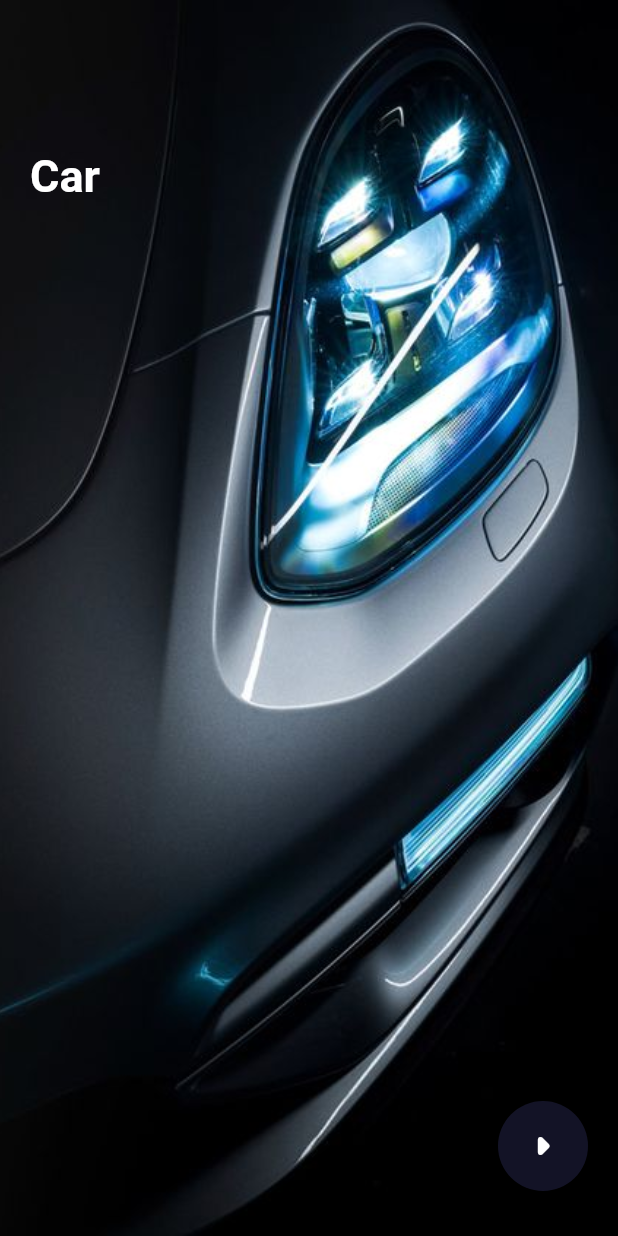
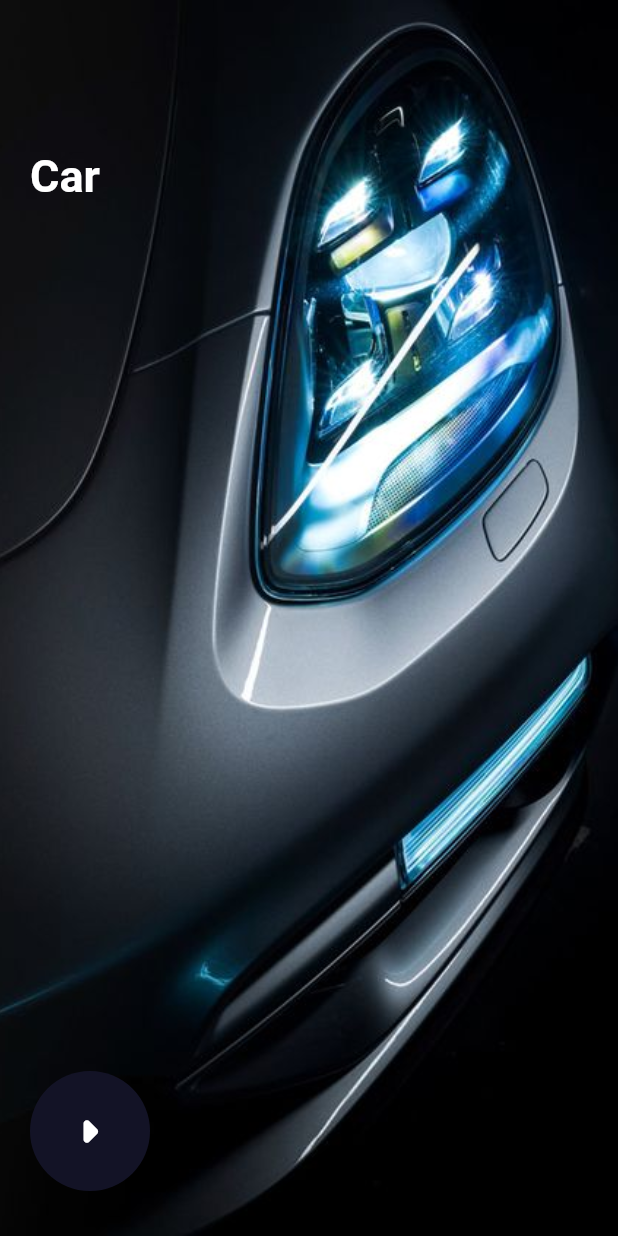
Before and after one commit to emilio-kariuki/car_app, a Flutter app: the screen it shows after launch, on a phone screen of 412 x 824 dp. Run offline on Flutter 3.47's test engine with Material 2 defaults, Android fonts, the phone set to English and light mode, and no system bars; our stand-ins replace google_fonts.

Commit message:
February 1, 2022 12:41 PM

```diff
--- a/lib/display/welcome.dart
+++ b/lib/display/welcome.dart
@@ -30,11 +30,11 @@ class _WelcomeState extends State<Welcome> {
           ),
           Positioned(
             bottom: 30,
-            right: 20,
+            left: 20,
             child: CircleAvatar(
               backgroundColor: kprimaryColor,
-              child: Icon(Icons.arrow_right_rounded,size:40,color:Colors.white),
-              radius: 30,
+              child: Icon(Icons.arrow_right_rounded,size:50,color:Colors.white),
+              radius: 40,
             )
           ),
           Positioned(
```
